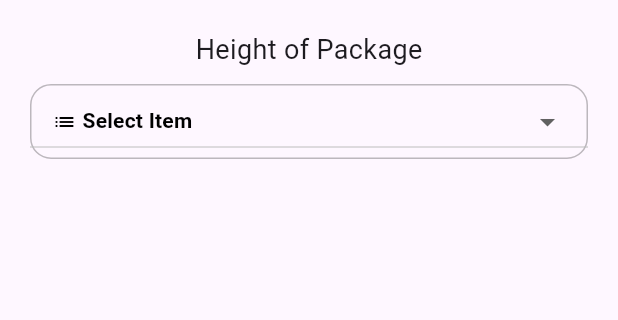
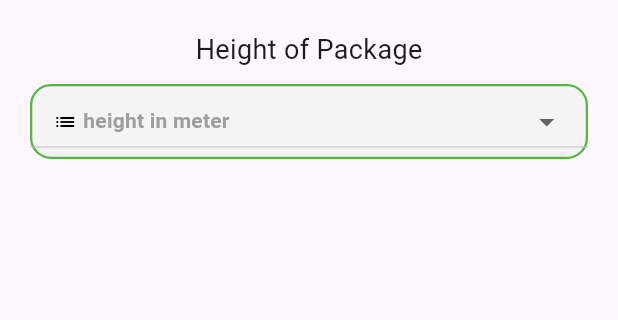
Before and after one commit to MOHAMD-ASHRAF/skid, a Flutter app: the DetailsPage screen opened directly, on a phone screen of 412 x 824 dp, the part 225-545 px from its top. Run offline on Flutter 3.47's test engine with Material 2 defaults, Android fonts, the light colour scheme and no system bars; drawn by our look-alikes of dropdown_button2; our stand-ins replace bloc, cached_network_image, cloud_firestore, equatable, firebase_auth, firebase_core and 2 more; accounts and stored records are empty; network calls fail.

Commit message:
add drop down button for height feild

```diff
--- a/lib/core/constant/my_color.dart
+++ b/lib/core/constant/my_color.dart
@@ -3,4 +3,5 @@ import 'package:flutter/material.dart';
 class MyColor{
   static const Color mainColor = Color(0xff3BF1DB);
   static const Color green = Color(0xff54B541);
+  static const Color grey = Color(0xffF4F4F4);
 }
--- a/lib/features/auth/presentation/pages/enter_phone_page.dart
+++ b/lib/features/auth/presentation/pages/enter_phone_page.dart
@@ -88,6 +88,9 @@ class EnterPhonePage extends StatelessWidget {
                             Expanded(
                               flex: 4,
                               child: TextFormField(
+                                onTapOutside: (event){
+                                  FocusManager.instance.primaryFocus?.unfocus();
+                                },
                                 cursorColor: MyColor.green,
                                 keyboardType: TextInputType.phone,
                                 maxLength: 11,
--- a/lib/features/skid/presentation/pages/details_page.dart
+++ b/lib/features/skid/presentation/pages/details_page.dart
@@ -1,7 +1,9 @@
-import 'package:dropdown_button2/dropdown_button2.dart';
+
 import 'package:flutter/material.dart';
 import 'package:skid/core/component/default_appbar.dart';
 import 'package:skid/core/component/test_widget.dart';
+import 'package:skid/core/constant/my_color.dart';
+import 'package:dropdown_button2/dropdown_button2.dart';
 
 class DetailsPage extends StatefulWidget {
   const DetailsPage({Key? key}) : super(key: key);
@@ -22,6 +24,7 @@ class _DetailsPageState extends State<DetailsPage> {
     'more than 6 m',
 
   ];
+
   String? selectedValue;
 
   @override
@@ -54,12 +57,12 @@ class _DetailsPageState extends State<DetailsPage> {
                   decoration: BoxDecoration(
                     borderRadius: BorderRadius.circular(14),
                     border: Border.all(
-                      color: Colors.black26,
+                      width: 1.5,
+                      color:  MyColor.green
                     ),
-                    color: Colors.transparent
+                    color: MyColor.grey,
                   ),
                 ),
-
                 isExpanded: true,
                 hint: const Row(
                   children: [
@@ -73,11 +76,11 @@ class _DetailsPageState extends State<DetailsPage> {
                     ),
                     Expanded(
                       child: Text(
-                        'Select Item',
+                        'height in meter',
                         style: TextStyle(
                           fontSize: 14,
                           fontWeight: FontWeight.bold,
-                          color: Colors.black
+                          color: Colors.grey
                         ),
                         overflow: TextOverflow.ellipsis,
                       ),
@@ -102,6 +105,7 @@ class _DetailsPageState extends State<DetailsPage> {
                 onChanged: (String? value) {
                   setState(() {
                     selectedValue = value;
+
                   });
                 }
                 ),
```
Also changed, not shown: lib/core/component/Default_DropDown.dart (added, +80 -0 lines).
